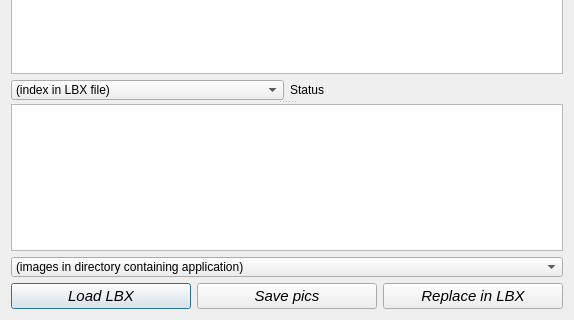
The window that QMoMDialogs/dialoglbxeditor.ui (jbalcomb/MoM-RTGT) describes before a commit, drawn with Qt 5; both pictures show x 0 to 574 and y 251 to 571 of the 574 by 571 pixel window.
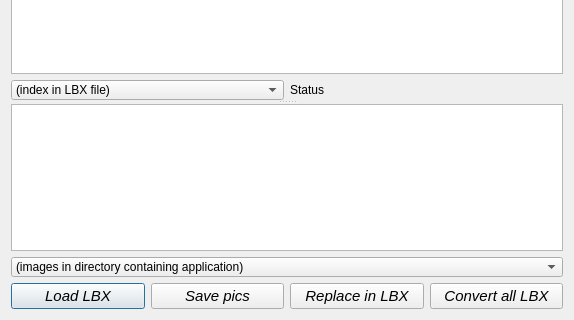
The same window after the commit. Icons and pictures are not drawn.

Diff of the .ui file:
```diff
--- a/QMoMDialogs/dialoglbxeditor.ui
+++ b/QMoMDialogs/dialoglbxeditor.ui
@@ -228,6 +228,41 @@
            </property>
           </widget>
          </item>
+         <item>
+          <widget class="QPushButton" name="pushButton_ConvertAll">
+           <property name="sizePolicy">
+            <sizepolicy hsizetype="Fixed" vsizetype="Fixed">
+             <horstretch>0</horstretch>
+             <verstretch>0</verstretch>
+            </sizepolicy>
+           </property>
+           <property name="maximumSize">
+            <size>
+             <width>180</width>
+             <height>40</height>
+            </size>
+           </property>
+           <property name="font">
+            <font>
+             <pointsize>11</pointsize>
+             <italic>true</italic>
+            </font>
+           </property>
+           <property name="text">
+            <string>Convert all LBX</string>
+           </property>
+           <property name="icon">
+            <iconset resource="../Resources/InteractiveGameTweaker.qrc">
+             <normaloff>:/heroes/bshan.gif</normaloff>:/heroes/bshan.gif</iconset>
+           </property>
+           <property name="iconSize">
+            <size>
+             <width>32</width>
+             <height>32</height>
+            </size>
+           </property>
+          </widget>
+         </item>
         </layout>
        </item>
       </layout>
```
